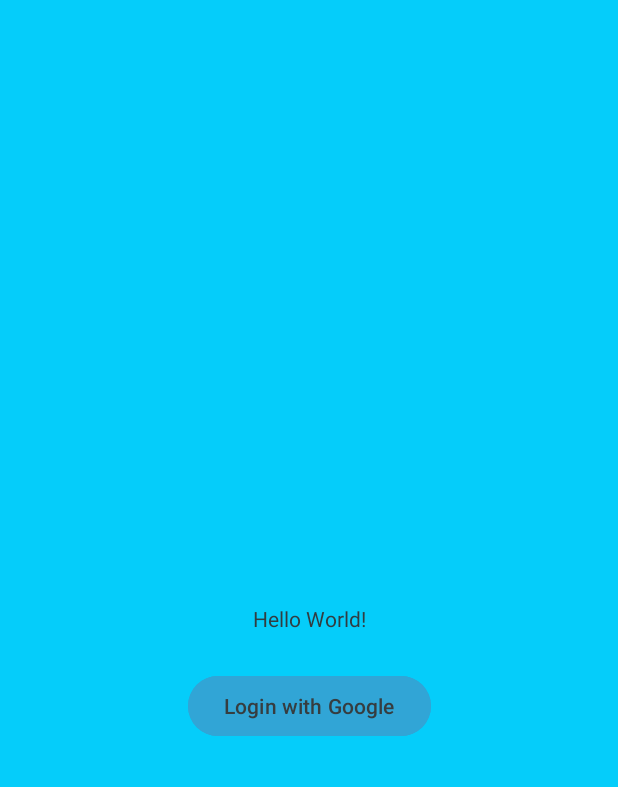
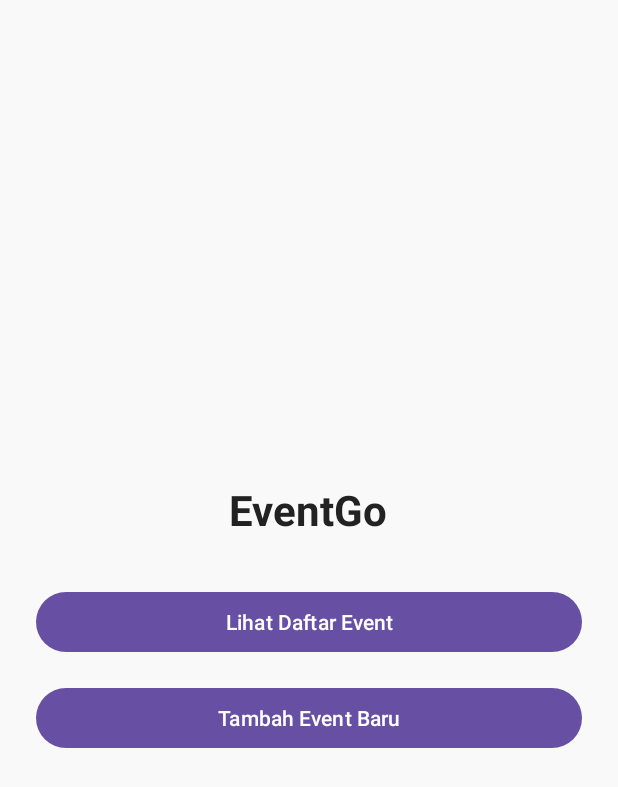
Before and after one commit to FerdiansyahDwi/EventGo_Ferdi, an Android app: the layout activity_main.xml on its own in the app's theme, with its tools: preview values and no code run, on a phone screen of 412 x 824 dp. Shown: the top 787 px of the screen. Run offline under Robolectric (Android 15) with nearby library versions, the phone set to English and light mode, and no system bars.

Commit message:
create event tpi masih error

```diff
--- a/app/src/main/res/layout/activity_main.xml
+++ b/app/src/main/res/layout/activity_main.xml
@@ -1,35 +1,34 @@
 <?xml version="1.0" encoding="utf-8"?>
-<androidx.constraintlayout.widget.ConstraintLayout xmlns:android="http://schemas.android.com/apk/res/android"
-    xmlns:app="http://schemas.android.com/apk/res-auto"
+<LinearLayout xmlns:android="http://schemas.android.com/apk/res/android"
     xmlns:tools="http://schemas.android.com/tools"
-    android:id="@+id/main"
+    android:orientation="vertical"
+    android:gravity="center"
+    android:padding="24dp"
+    android:background="#F9F9F9"
+    tools:context="MainActivity"
     android:layout_width="match_parent"
-    android:layout_height="match_parent"
-    android:background="#05cdfa"
-    android:foregroundTint="#FFFFFF"
-    tools:context=".MainActivity">
+    android:layout_height="match_parent">
 
     <TextView
+        android:text="EventGo"
+        android:textSize="28sp"
+        android:textStyle="bold"
+        android:textColor="#222"
+        android:layout_marginBottom="32dp"
         android:layout_width="wrap_content"
-        android:layout_height="wrap_content"
-        android:text="Hello World!"
-        android:textColor="#323c40"
-        app:layout_constraintBottom_toBottomOf="parent"
-        app:layout_constraintEnd_toEndOf="parent"
-        app:layout_constraintStart_toStartOf="parent"
-        app:layout_constraintTop_toTopOf="parent" />
+        android:layout_height="wrap_content" />
 
     <Button
-        android:id="@+id/btn_login"
-        android:layout_width="wrap_content"
-        android:layout_height="wrap_content"
-        android:layout_marginTop="175px"
-        android:backgroundTint="#31a5d6"
-        android:text="Login with Google"
-        android:textColor="#363d40"
-        app:layout_constraintBottom_toBottomOf="parent"
-        app:layout_constraintEnd_toEndOf="parent"
-        app:layout_constraintStart_toStartOf="parent"
-        app:layout_constraintTop_toTopOf="parent" />
+        android:id="@+id/btnViewEvents"
+        android:text="Lihat Daftar Event"
+        android:layout_marginBottom="16dp"
+        android:layout_width="match_parent"
+        android:layout_height="wrap_content" />
 
-</androidx.constraintlayout.widget.ConstraintLayout>
+    <Button
+        android:id="@+id/btnAddEvent"
+        android:text="Tambah Event Baru"
+        android:layout_width="match_parent"
+        android:layout_height="wrap_content" />
+
+</LinearLayout>
```
Also changed, not shown: app/build.gradle.kts (+7 -0 lines), app/src/main/AndroidManifest.xml (+18 -0 lines), app/src/main/java/com/example/eventgo/CreateEventActivity.kt (added, +50 -0 lines), app/src/main/java/com/example/eventgo/adapter/EventAdapter.kt (added, +81 -0 lines), app/src/main/java/com/example/eventgo/entity/Event.kt (added, +11 -0 lines), app/src/main/java/com/example/eventgo/usecase/EventUseCase.kt (added, +52 -0 lines), app/src/main/res/layout/activity_create_event.xml (added, +49 -0 lines).
